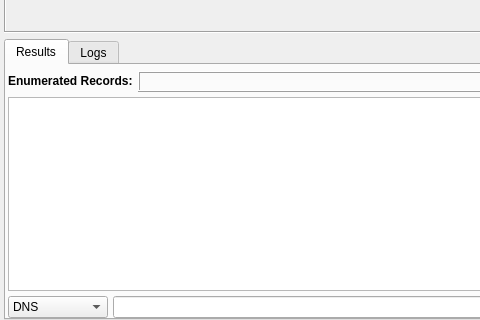
Above: sub3suite/src/engines/dns/Dns.ui from 3nock/OTE before the change; both pictures show x 0 to 480 and y 107 to 427 of the 785 by 427 pixel window. Below: the same form after it.
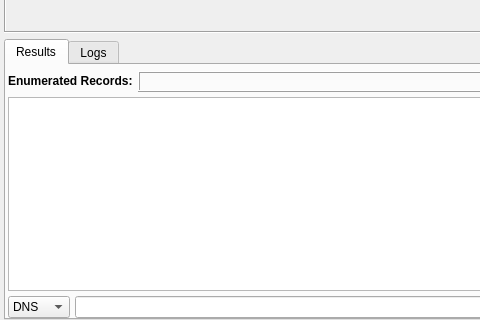
That is the form after the change. Custom widgets are drawn as their Qt base class.

The edit to the form file:
```diff
--- a/sub3suite/src/engines/dns/Dns.ui
+++ b/sub3suite/src/engines/dns/Dns.ui
@@ -472,7 +472,7 @@
               <widget class="QComboBox" name="comboBoxFilter">
                <property name="minimumSize">
                 <size>
-                 <width>100</width>
+                 <width>0</width>
                  <height>0</height>
                 </size>
                </property>
```
Left out of the diff: 4 changed lines with no effect on the pictures.
